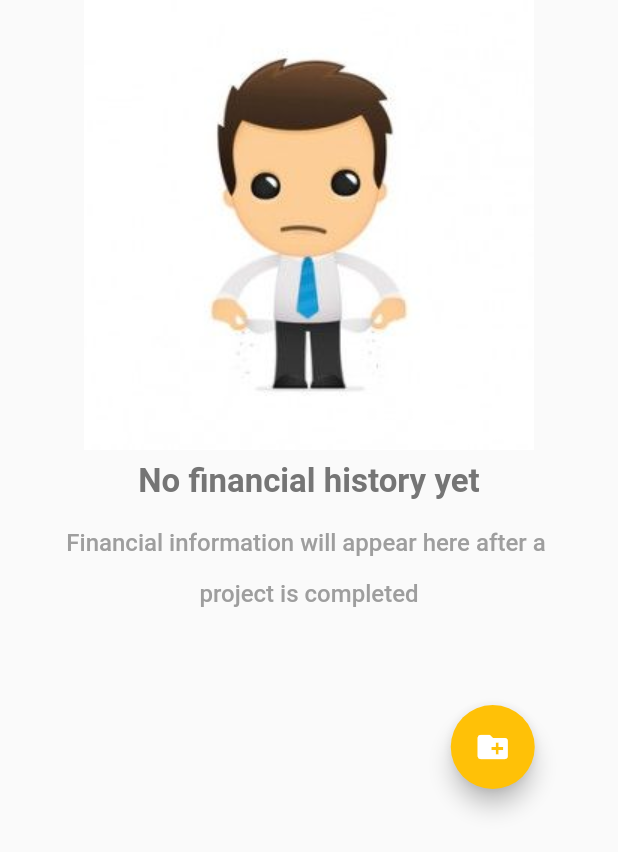
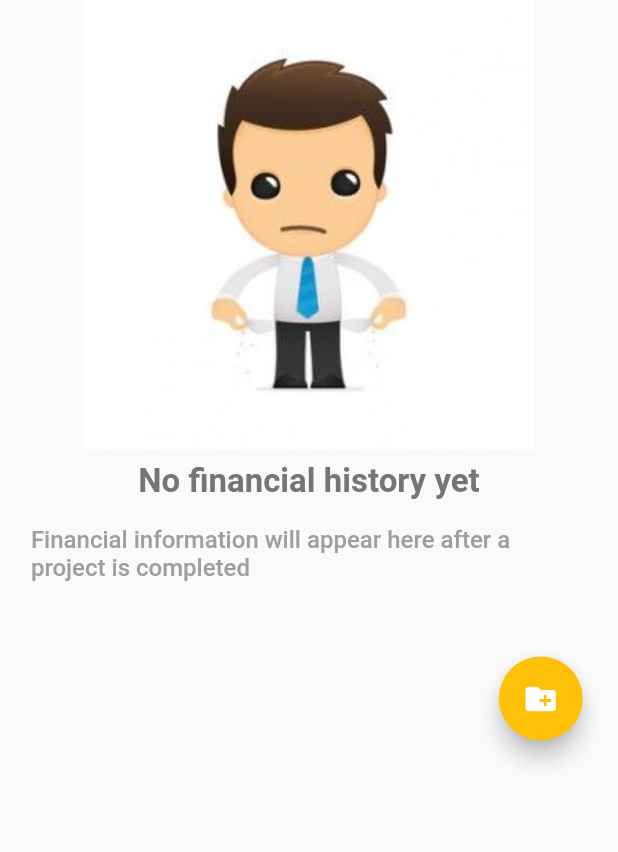
Before and after one commit to DivyanshiSingh/Interior_Design, a Flutter app: the DPagefour screen opened directly, on a phone screen of 412 x 824 dp. Shown: the top 852 px of the screen. Run offline on Flutter 3.47's test engine with Material 2 defaults, Android fonts, the phone set to English and light mode, and no system bars; our stand-ins replace cloud_firestore, file_picker, firebase_auth, firebase_core, firebase_database, firebase_storage and 4 more; missing offline and left inert: flutter_facebook_login; accounts and stored records are empty.

Commit message:
Media querry..

```diff
--- a/lib/Designer/designerbottomNavigation_screens/dpagefour.dart
+++ b/lib/Designer/designerbottomNavigation_screens/dpagefour.dart
@@ -28,9 +28,12 @@ class _DPagefourState extends State<DPagefour> {
                 ),
               ),
               Padding(
-                padding: const EdgeInsets.all(10.0),
+                padding: EdgeInsets.only(
+                    top: 0.01 * MediaQuery.of(context).size.height,
+                    left: 0.05 * MediaQuery.of(context).size.width,
+                    right: 0.05 * MediaQuery.of(context).size.width),
                 child: Text(
-                  'Financial information will appear here after a ',
+                  'Financial information will appear here after a project is completed',
                   style: TextStyle(
                       fontSize: 16,
                       color: Colors.grey[500],
@@ -38,17 +41,9 @@ class _DPagefourState extends State<DPagefour> {
                 ),
               ),
               Padding(
-                padding: const EdgeInsets.all(5.0),
-                child: Text(
-                  'project is completed',
-                  style: TextStyle(
-                      fontSize: 16,
-                      color: Colors.grey[500],
-                      fontWeight: FontWeight.w500),
-                ),
-              ),
-              Padding(
-                padding: const EdgeInsets.fromLTRB(250, 60, 5, 5),
+                padding: EdgeInsets.only(
+                    top: 0.06 * MediaQuery.of(context).size.height,
+                    left: 0.75 * MediaQuery.of(context).size.width),
                 child: FloatingActionButton(
                   onPressed: () {
                     // Navigator.push(
--- a/lib/bottomNavigation_screens/pagetwo.dart
+++ b/lib/bottomNavigation_screens/pagetwo.dart
@@ -42,7 +42,9 @@ class _PagetwoState extends State<Pagetwo> {
                 ),
               ),
               Padding(
-                padding: const EdgeInsets.fromLTRB(250, 90, 5, 5),
+                padding: EdgeInsets.only(
+                    top: 0.05 * MediaQuery.of(context).size.height,
+                    left: 0.7 * MediaQuery.of(context).size.width),
                 child: FloatingActionButton(
                   onPressed: () {
                     Navigator.push(
```
Also changed, not shown: lib/Designer/designerbottomNavigation_screens/dpagefive.dart (+8 -3 lines), lib/Designer/designerbottomNavigation_screens/dpagetwo.dart (+17 -13 lines), lib/Designer/freelancersignup.dart (+7 -2 lines), lib/bottomNavigation_screens/pagefive.dart (+7 -2 lines), lib/bottomNavigation_screens/pagefour.dart (+8 -13 lines), lib/screens/signup.dart (+11 -4 lines).
